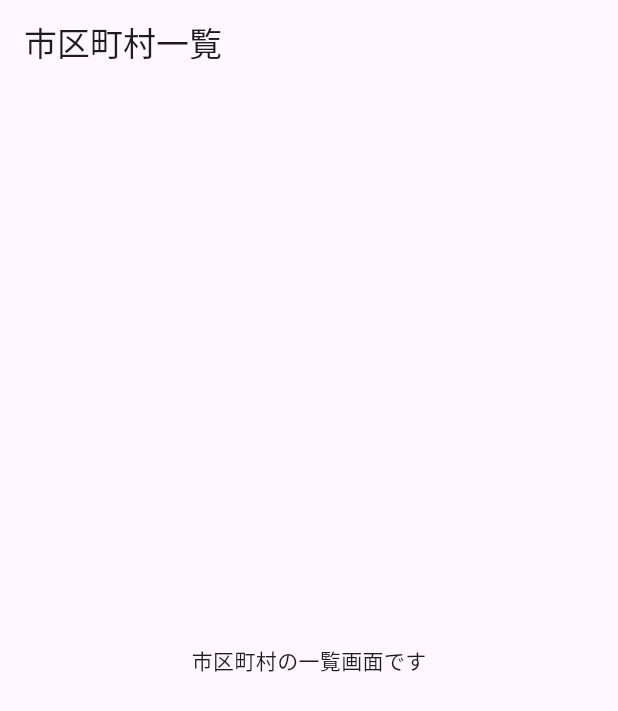
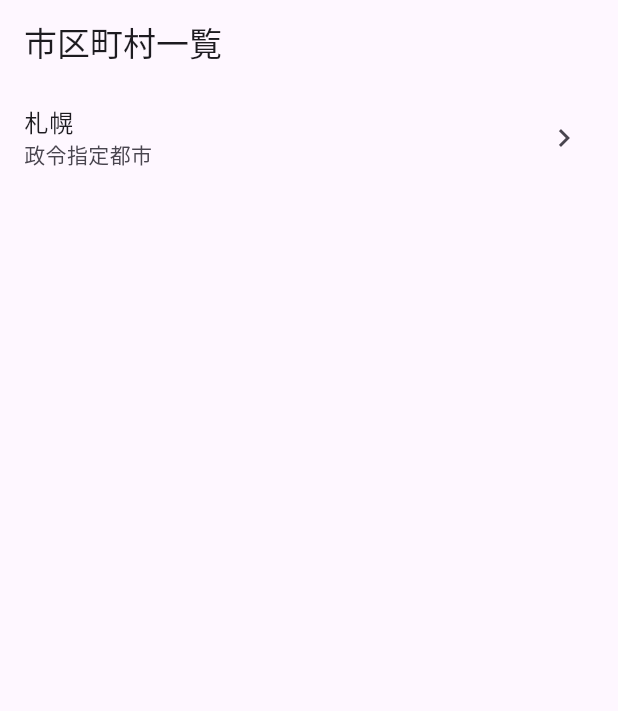
Before and after one commit to azusa-hara-gw/resas_app, a Flutter app: the screen it shows after launch, on a phone screen of 412 x 824 dp. Shown: the top 711 px of the screen. Run offline on Flutter 3.47's test engine with Material 3 defaults, Android fonts, the phone set to English and light mode, and no system bars.

Commit message:
ListViewを使ってレイアウトを構築した

```diff
--- a/lib/city_list_page.dart
+++ b/lib/city_list_page.dart
@@ -10,8 +10,17 @@ class CityListPage extends StatelessWidget {
     return Scaffold(
       appBar: AppBar(title: const Text('市区町村一覧'),
       ),
-      body: const Center(
-        child: Text('市区町村の一覧画面です'),
+      body: ListView(
+        children: [
+          ListTile(
+            title: const Text('札幌'),
+            subtitle: const Text('政令指定都市'),
+            trailing: const Icon(Icons.navigate_next),
+            onTap: (){
+              //TODO:詳細画面に遷移する
+            },
+          )
+        ],
       ),
     );
   }
```
